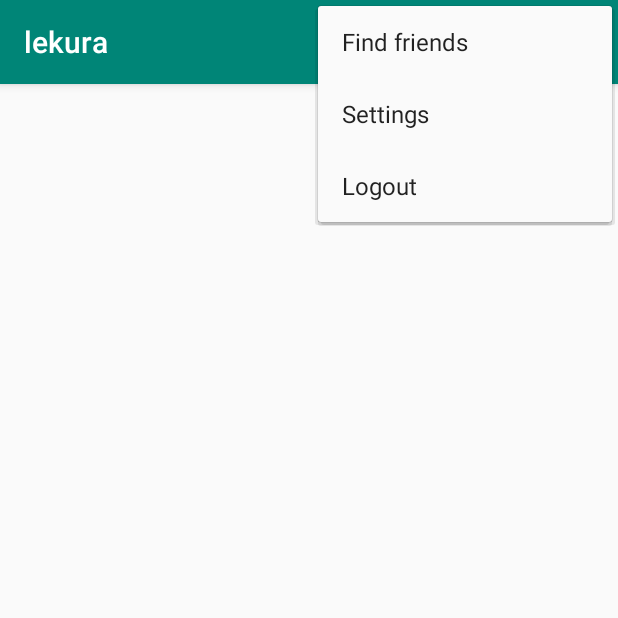
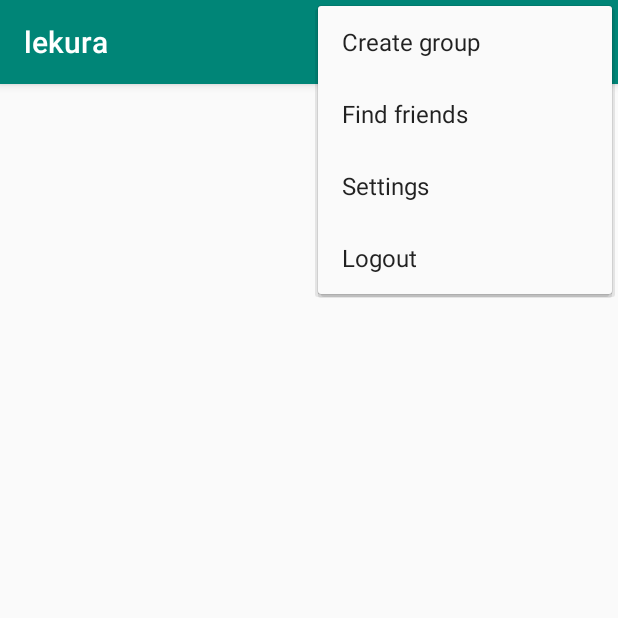
Before and after one commit to tonnymuchui/Lekura, an Android app: the ChatActivity screen opened directly, with no data from a screen before it, with the options menu open, on a phone screen of 412 x 824 dp, the top half of it. Run offline under Robolectric (Android 15) with nearby library versions, the phone set to English and light mode, and no system bars; our stand-ins replace Firebase (no records; nobody signed in at launch, a user with empty details on screens opened directly); 1 statement that could not run was skipped.

Commit message:
added group menu item

```diff
--- a/app/src/main/res/menu/options_menu.xml
+++ b/app/src/main/res/menu/options_menu.xml
@@ -2,6 +2,11 @@
 <menu xmlns:android="http://schemas.android.com/apk/res/android"
     xmlns:app="http://schemas.android.com/apk/res-auto">
 
+    <item
+        android:title="Create group"
+        android:id="@+id/main_find_create_option"
+        app:showAsAction="never">
+    </item>
     <item
         android:title="Find friends"
         android:id="@+id/main_find_friends_option"
```
